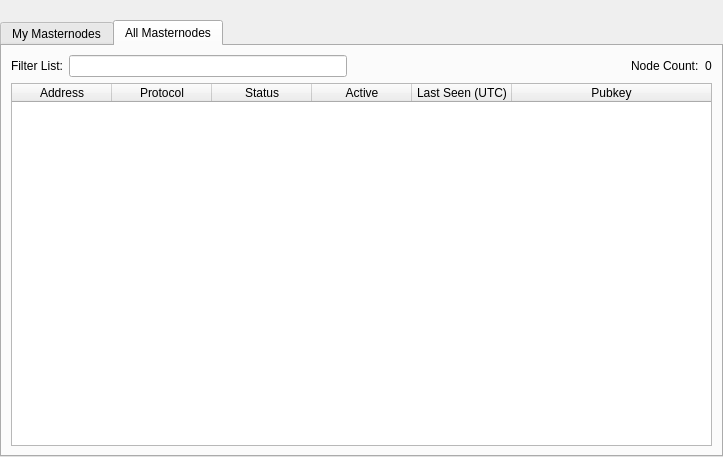
Old version of the form src/qt/forms/masternodelist.ui in the repository bulwark-crypto/Bulwark.
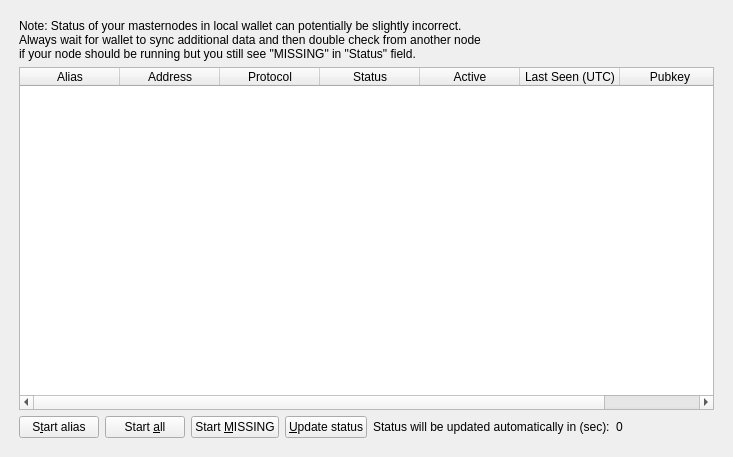
New version of the form. The open tabs and pages were chosen to show the change.

What changed in the file:
```diff
--- a/src/qt/forms/masternodelist.ui
+++ b/src/qt/forms/masternodelist.ui
@@ -15,40 +15,18 @@
   </property>
   <layout class="QVBoxLayout" name="topLayout">
    <property name="leftMargin">
-    <number>0</number>
+    <number>10</number>
    </property>
    <property name="topMargin">
-    <number>0</number>
+    <number>10</number>
    </property>
    <property name="rightMargin">
-    <number>0</number>
+    <number>10</number>
    </property>
    <property name="bottomMargin">
-    <number>0</number>
+    <number>10</number>
    </property>
    <item>
-    <layout class="QVBoxLayout" name="verticalLayout">
-     <property name="bottomMargin">
-      <number>0</number>
-     </property>
-     <item>
-      <spacer name="horizontalSpacer0">
-       <property name="orientation">
-        <enum>Qt::Horizontal</enum>
-       </property>
-       <property name="sizeHint" stdset="0">
-        <size>
-         <width>40</width>
-         <height>20</height>
-        </size>
-       </property>
-      </spacer>
-     </item>
-     <item>
-      <widget class="QTabWidget" name="tabWidget">
-       <property name="currentIndex">
-        <number>0</number>
-       </property>
        <widget class="QWidget" name="tabMyMasternodes">
         <attribute name="title">
          <string>My Masternodes</string>
@@ -242,153 +220,6 @@
          </item>
         </layout>
        </widget>
-       <widget class="QWidget" name="tabAllMasternodes">
-        <attribute name="title">
-         <string>All Masternodes</string>
-        </attribute>
-        <layout class="QGridLayout" name="gridLayout">
-         <item row="1" column="0">
-          <widget class="QTableWidget" name="tableWidgetMasternodes">
-           <property name="palette">
-            <palette>
-             <active>
-              <colorrole role="Text">
-               <brush brushstyle="SolidPattern">
-                <color alpha="255">
-                 <red>51</red>
-                 <green>51</green>
-                 <blue>51</blue>
-                </color>
-               </brush>
-              </colorrole>
-             </active>
-             <inactive>
-              <colorrole role="Text">
-               <brush brushstyle="SolidPattern">
-                <color alpha="255">
-                 <red>51</red>
-                 <green>51</green>
-                 <blue>51</blue>
-                </color>
-               </brush>
-              </colorrole>
-             </inactive>
-             <disabled>
-              <colorrole role="Text">
-               <brush brushstyle="SolidPattern">
-                <color alpha="255">
-                 <red>85</red>
-                 <green>85</green>
-                 <blue>85</blue>
-                </color>
-               </brush>
-              </colorrole>
-             </disabled>
-            </palette>
-           </property>
-           <property name="editTriggers">
-            <set>QAbstractItemView::NoEditTriggers</set>
-           </property>
-           <property name="alternatingRowColors">
-            <bool>true</bool>
-           </property>
-           <property name="selectionBehavior">
-            <enum>QAbstractItemView::SelectRows</enum>
-           </property>
-           <property name="sortingEnabled">
-            <bool>true</bool>
-           </property>
-           <attribute name="horizontalHeaderStretchLastSection">
-            <bool>true</bool>
-           </attribute>
-           <attribute name="ResizeMode">
-            <enum>QHeaderView::Interactive</enum>
-           </attribute>
-           <column>
-            <property name="text">
-             <string>Address</string>
-            </property>
-           </column>
-           <column>
-            <property name="text">
-             <string>Protocol</string>
-            </property>
-           </column>
-           <column>
-            <property name="text">
-             <string>Status</string>
-            </property>
-           </column>
-           <column>
-            <property name="text">
-             <string>Active</string>
-            </property>
-           </column>
-           <column>
-            <property name="text">
-             <string>Last Seen (UTC)</string>
-            </property>
-           </column>
-           <column>
-            <property name="text">
-             <string>Pubkey</string>
-            </property>
-           </column>
-          </widget>
-         </item>
-         <item row="0" column="0">
-          <layout class="QHBoxLayout" name="horizontalLayout_3">
-           <property name="bottomMargin">
-            <number>0</number>
-           </property>
-           <item>
-            <widget class="QLabel" name="label_filter">
-             <property name="text">
-              <string>Filter List:</string>
-             </property>
-            </widget>
-           </item>
-           <item>
-            <widget class="QLineEdit" name="filterLineEdit">
-             <property name="toolTip">
-              <string>Filter masternode list</string>
-             </property>
-            </widget>
-           </item>
-           <item>
-            <spacer name="horizontalSpacer_3">
-             <property name="orientation">
-              <enum>Qt::Horizontal</enum>
-             </property>
-             <property name="sizeHint" stdset="0">
-              <size>
-               <width>10</width>
-               <height>20</height>
-              </size>
-             </property>
-            </spacer>
-           </item>
-           <item>
-            <widget class="QLabel" name="label_count">
-             <property name="text">
-              <string>Node Count:</string>
-             </property>
-            </widget>
-           </item>
-           <item>
-            <widget class="QLabel" name="countLabel">
-             <property name="text">
-              <string>0</string>
-             </property>
-            </widget>
-           </item>
-          </layout>
-         </item>
-        </layout>
-       </widget>
-      </widget>
-     </item>
-    </layout>
    </item>
   </layout>
  </widget>
```
Lines whose indentation alone changed are shown as unchanged.
